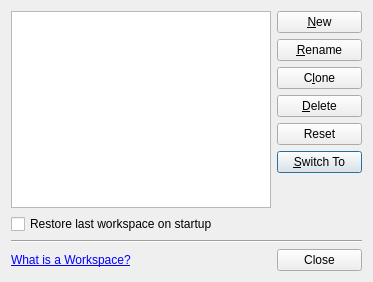
Old version of the form src/libs/advanceddockingsystem/workspacedialog.ui in the repository qt-creator/qt-creator.
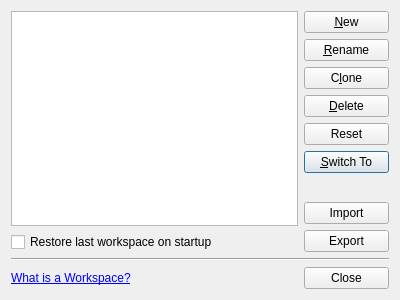
New version of the form. Custom widgets are drawn as their Qt base class.

Commit message:
QmlDesigner: Add import/export of workspaces
* Add import/export functionality to the workspace manager
* Remove checkFormat functionality
* Add utility functions for workspace and file name conversion
* Use workspace file name extension from DockManager
* Fix a few DockManager comments

Task-number: QDS-1553

Patch:
```diff
--- a/src/libs/advanceddockingsystem/workspacedialog.ui
+++ b/src/libs/advanceddockingsystem/workspacedialog.ui
@@ -6,8 +6,8 @@
    <rect>
     <x>0</x>
     <y>0</y>
-    <width>373</width>
-    <height>282</height>
+    <width>400</width>
+    <height>300</height>
    </rect>
   </property>
   <property name="windowTitle">
@@ -90,6 +90,20 @@
        </property>
       </spacer>
      </item>
+     <item>
+      <widget class="QPushButton" name="btImport">
+       <property name="text">
+        <string>Import</string>
+       </property>
+      </widget>
+     </item>
+     <item>
+      <widget class="QPushButton" name="btExport">
+       <property name="text">
+        <string>Export</string>
+       </property>
+      </widget>
+     </item>
     </layout>
    </item>
    <item row="1" column="0">
```
The commit also changes 8 other files.
